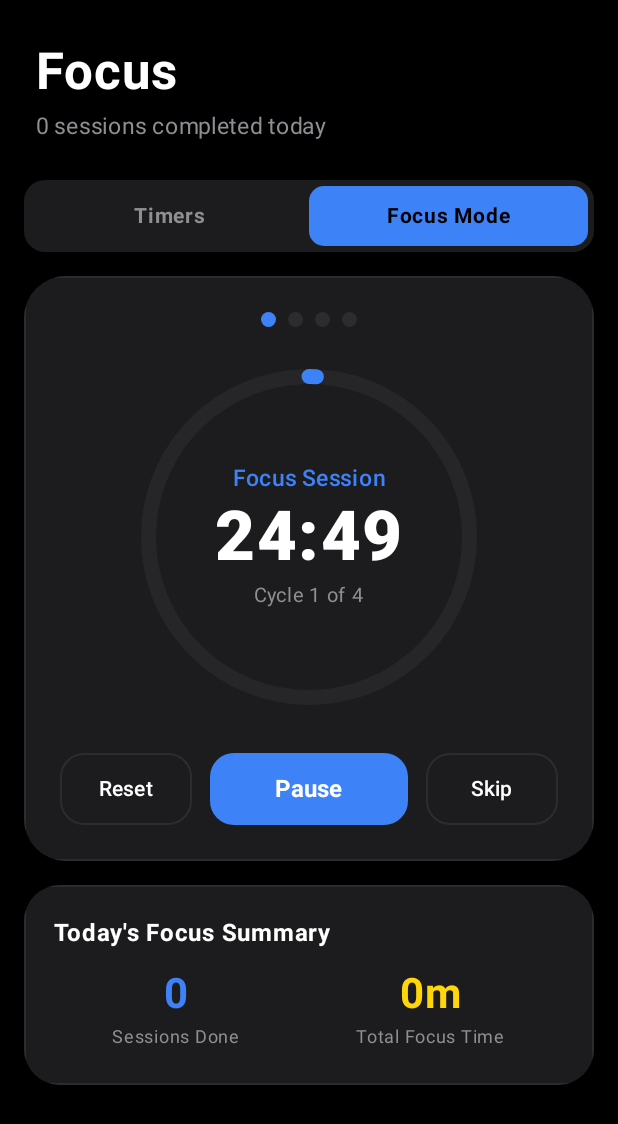
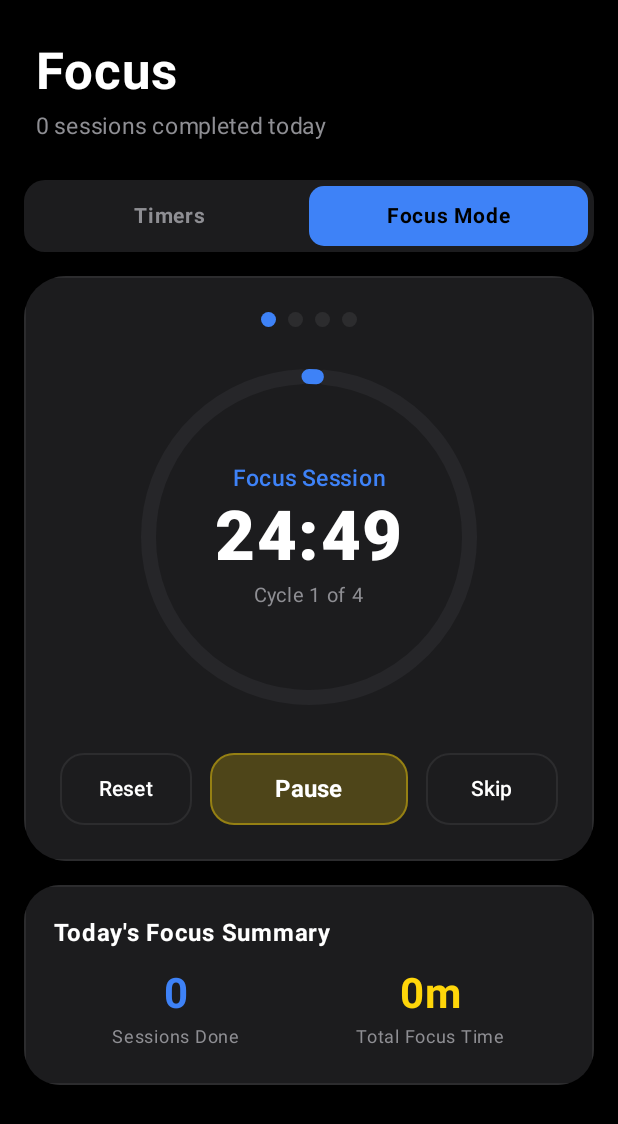
Before and after one commit to ndev-hoster/Clockity, an Android app built with Jetpack Compose: the composable TimerScreen shown on its own in the app's theme, after a tap on "Start", on a phone screen of 412 x 824 dp. Shown: the top 1124 px of the screen. Run offline under Robolectric (Android 15) with nearby library versions, the light colour scheme and no system bars; our stand-ins replace Room's generated code; 3 other taps on this screen came first.

Commit message:
Update Pause button to dark translucent amber-yellow and set Pause/Resume icons to white

```diff
--- a/app/src/main/java/com/clockity/app/ui/theme/Color.kt
+++ b/app/src/main/java/com/clockity/app/ui/theme/Color.kt
@@ -22,3 +22,7 @@ val OneUITextPrimary = Color(0xFFFFFFFF)
 val OneUITextSecondary = Color(0xFF8E8E93)
 val OneUITextTertiary = Color(0xFF545458)
 val OneUITextDisabled = Color(0xFF3A3A3C)
+
+// Specialized Translucent Control Accents
+val OneUIYellowPauseBg = Color(0x38FFD60A)
+val OneUIYellowPauseBorder = Color(0x66FFD60A)
--- a/app/src/main/java/com/clockity/app/ui/timer/TimerScreen.kt
+++ b/app/src/main/java/com/clockity/app/ui/timer/TimerScreen.kt
@@ -416,13 +416,15 @@ fun TimerScreen(
                                         .weight(1.5f)
                                         .height(48.dp),
                                     shape = RoundedCornerShape(16.dp),
+                                    border = if (pomo.isRunning) BorderStroke(1.dp, OneUIYellowPauseBorder) else null,
                                     colors = ButtonDefaults.buttonColors(
-                                        containerColor = phaseColor,
-                                        contentColor = OneUIBlack
+                                        containerColor = if (pomo.isRunning) OneUIYellowPauseBg else phaseColor,
+                                        contentColor = if (pomo.isRunning) Color.White else OneUIBlack
                                     )
                                 ) {
                                     Text(
                                         text = if (pomo.isRunning) "Pause" else "Start",
+                                        color = if (pomo.isRunning) Color.White else OneUIBlack,
                                         fontSize = 16.sp,
                                         fontWeight = FontWeight.Bold
                                     )
```
Also changed, not shown: app/src/main/java/com/clockity/app/ui/timer/MultiTimerCard.kt (+5 -2 lines).
